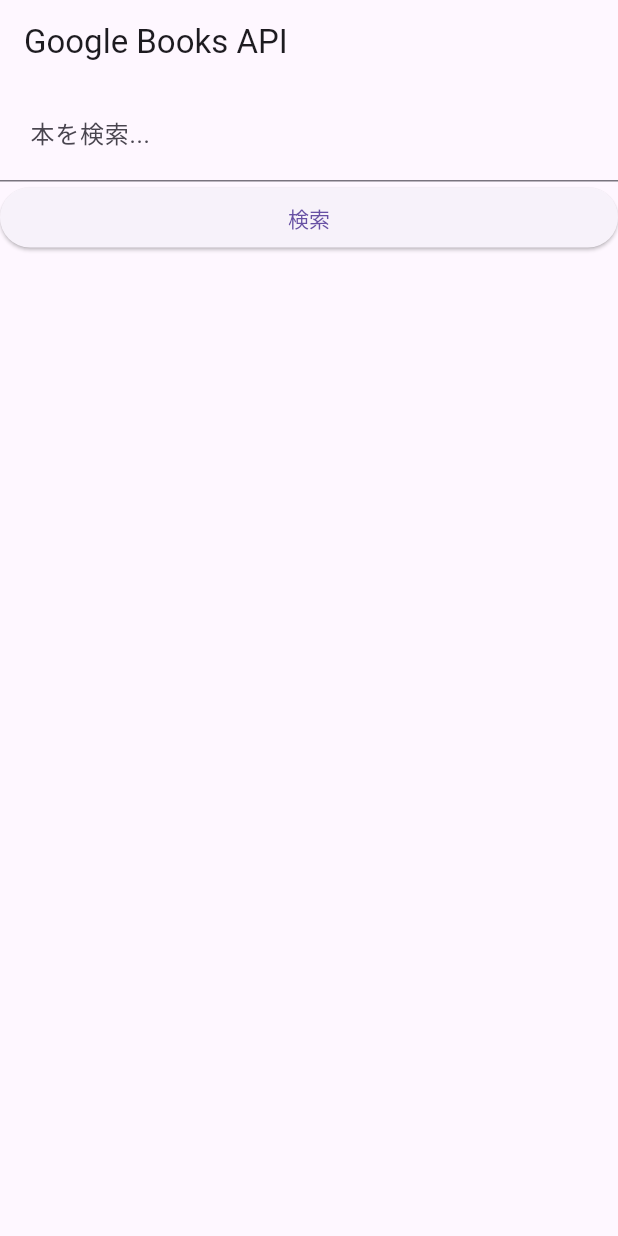
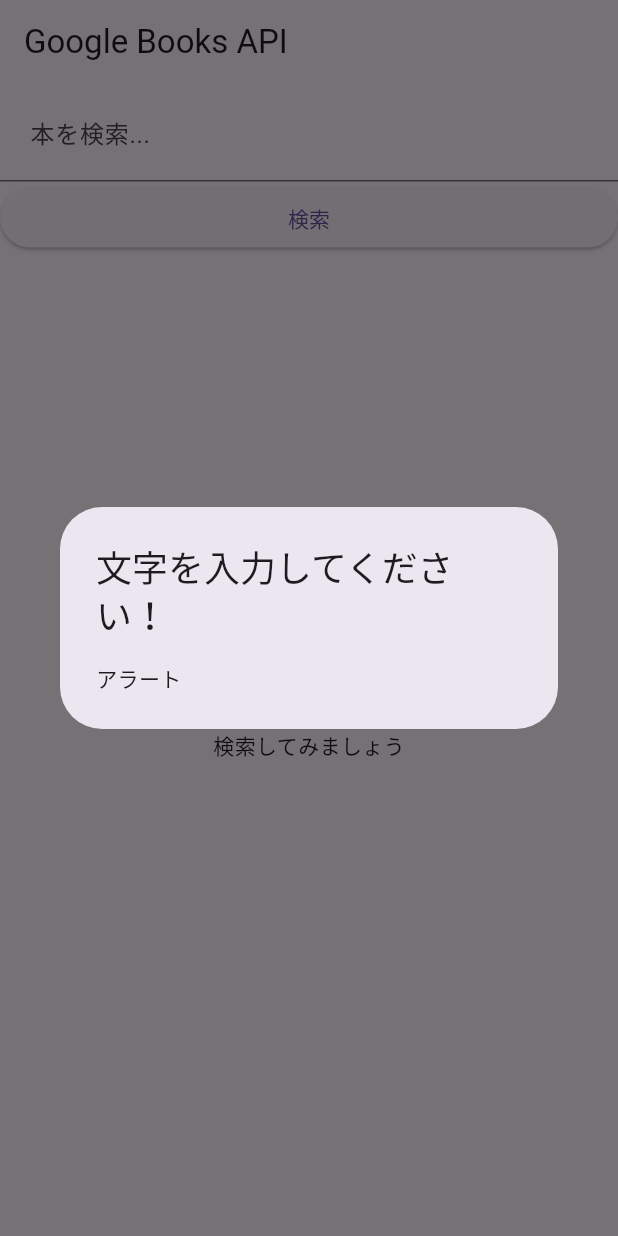
Before and after one commit to Naoya-Otani/google_books_api_demo, a Flutter app: the screen it shows after launch, after a tap on "検索", on a phone screen of 412 x 824 dp. Run offline on Flutter 3.47's test engine with Material 3 defaults, Android fonts, the phone set to English and light mode, and no system bars; our stand-ins replace flutter_dotenv.

Commit message:
fixed TextField, added Dialog

```diff
--- a/lib/main.dart
+++ b/lib/main.dart
@@ -1,8 +1,10 @@
 import 'package:flutter/material.dart';
 import 'dart:convert';
+import 'package:flutter_dotenv/flutter_dotenv.dart';
 import 'package:http/http.dart' as http;
 
-void main() {
+Future main() async {
+  await dotenv.load(fileName: '.env');
   runApp(const MyApp());
 }
 
@@ -29,16 +31,15 @@
 
 class _MyHomePageState extends State<MyHomePage> {
   List items = [];
-  final TextEditingController _todoController = TextEditingController();
+  final TextEditingController _searchBooksController = TextEditingController();
 
   Future<void> getData(String keyword) async {
-    // 現状はAPIキーをハードコーディングしている
     var response =
         await http.get(Uri.https('www.googleapis.com', '/books/v1/volumes', {
       'q': '{${keyword}}',
       'maxResults': '40',
       'langRestrict': 'ja',
-      'key': 'AIzaSyBlWk_MJ73tQYkJMlDK8rixl9AgebBl3O0'
+      'key': dotenv.get('GOOGLE_BOOKS_API_KEY')
     }));
 
     var jsonResponse = jsonDecode(response.body);
@@ -46,13 +47,6 @@
     setState(() {
       items = jsonResponse['items'];
     });
-  }
-
-  @override
-  void initState() {
-    super.initState();
-
-    getData("TypeScript");
   }
 
   @override
@@ -64,7 +58,7 @@
         body: Column(
           children: [
             TextField(
-              controller: _todoController,
+              controller: _searchBooksController,
               decoration: const InputDecoration(
                 hintText: '本を検索...',
                 contentPadding: EdgeInsets.all(20),
@@ -72,13 +66,27 @@
             ),
             ElevatedButton(
               onPressed: () {
-                print("pressed");
+                String query = _searchBooksController.text;
+                if (query == "") {
+                  showDialog(
+                      context: context,
+                      builder: (BuildContext context) => const AlertDialog(
+                            title: Text("文字を入力してください！"),
+                            content: Text("アラート"),
+                          ));
+                  return;
+                }
+                getData(query);
               },
               child: Container(
                   alignment: Alignment.center, child: const Text('検索')),
             ),
             Expanded(
-              child: ListView.builder(
+              child: items.length == 0
+                  ? const Center(
+                      child: Text('検索してみましょう'),
+                    )
+                  : ListView.builder(
                       itemCount: items.length,
                       itemBuilder: (BuildContext context, int index) {
                         return Card(
@@ -89,9 +97,10 @@
                                   items[index]['volumeInfo']['imageLinks']
                                       ['thumbnail'],
                                 ),
-                          title: Text(items[index]['volumeInfo']['title']),
-                          subtitle:
-                              Text(items[index]['volumeInfo']['publishedDate']),
+                                title:
+                                    Text(items[index]['volumeInfo']['title']),
+                                subtitle: Text(items[index]['volumeInfo']
+                                    ['publishedDate']),
                               ),
                             ],
                           ),
--- /dev/null
+++ b/lib/modal/warning_modal.dart
@@ -0,0 +1,15 @@
+import 'package:flutter/material.dart';
+
+class WarningModalWidget extends StatelessWidget {
+  const WarningModalWidget({Key? key, required this.title}) : super(key: key);
+
+  final String title;
+
+  @override
+  Widget build(BuildContext context) {
+    return const AlertDialog(
+      title: Text("文字を入力してください！"),
+      content: Text("アラート"),
+    );
+  }
+}
```
Also changed, not shown: pubspec.yaml (+5 -8 lines), pubspec.lock, 1 other file. Lines whose indentation alone changed are shown as unchanged.
